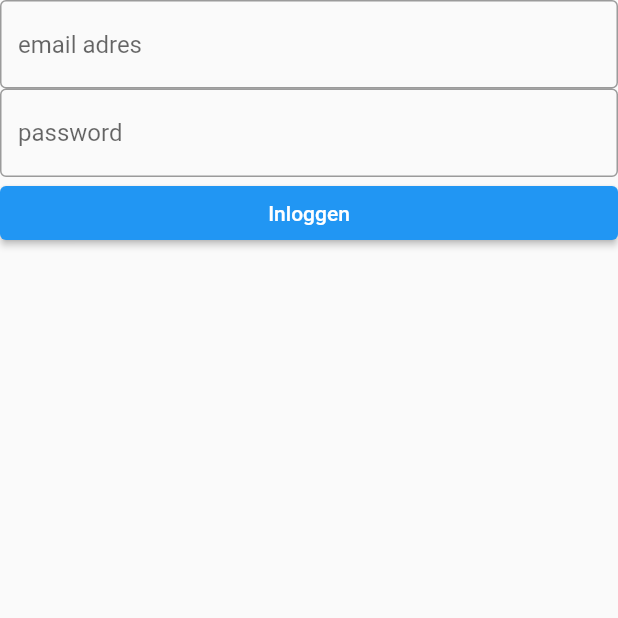
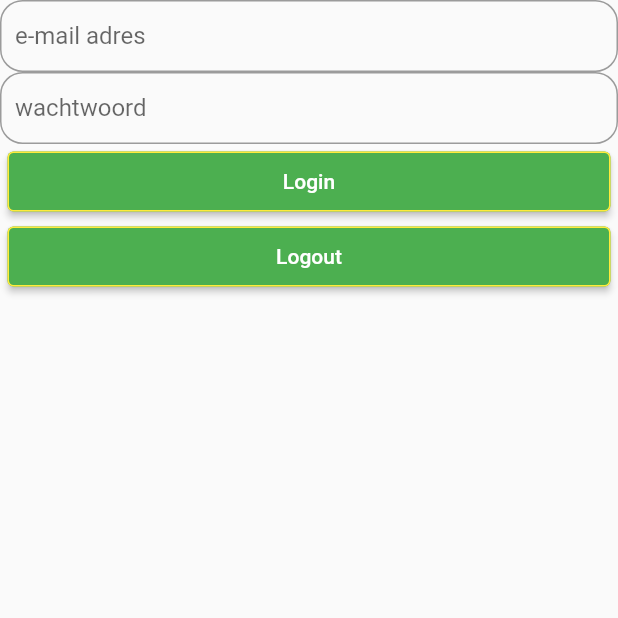
Before and after one commit to ps198840/project_5_app, a Flutter app: the LoginPage screen opened directly, on a phone screen of 412 x 824 dp, the top half of it. Run offline on Flutter 3.47's test engine with Material 2 defaults, Android fonts, the light colour scheme and no system bars; network calls fail.

Commit message:
login en oefeningen tonen

```diff
--- a/lib/pages/login_index.dart
+++ b/lib/pages/login_index.dart
@@ -29,8 +29,20 @@ class _LoginPageState extends State<LoginPage> {
             TextFormField(
               controller: _emailTextController,
               textInputAction: TextInputAction.next,
-              decoration: const InputDecoration(
-                  border: OutlineInputBorder(), hintText: 'email adres'),
+              decoration: InputDecoration(
+                  contentPadding: EdgeInsets.symmetric(vertical: 5.0 , horizontal: 10.0),
+                  focusedBorder: OutlineInputBorder(
+                    borderRadius: BorderRadius.circular(15.0),
+                    borderSide: BorderSide(
+                      color: Colors.green,
+                      width: 2.0,
+                    ),
+                  ),
+                  border: OutlineInputBorder(
+                    borderRadius: BorderRadius.circular(15.0),
+                  ),
+                  hintText: 'e-mail adres'
+              ),
               validator: (value) {
                 if (value == null || value.isEmpty) {
                   return 'Vul emailadres in';
@@ -43,28 +55,64 @@ class _LoginPageState extends State<LoginPage> {
               controller: _passwordTextController,
               textInputAction: TextInputAction.next,
               obscureText: true,
-              decoration: const InputDecoration(
-                  border: OutlineInputBorder(), hintText: 'password'),
+              decoration: InputDecoration(
+                  contentPadding: EdgeInsets.symmetric(vertical: 5.0 , horizontal: 10.0),
+                  focusedBorder: OutlineInputBorder(
+                      borderRadius: BorderRadius.circular(15.0),
+                      borderSide: BorderSide(
+                        color: Colors.green,
+                        width: 2.0,
+                      ),
+                  ),
+                  border: OutlineInputBorder(
+                    borderRadius: BorderRadius.circular(15.0),
+                  ),
+                  hintText: 'wachtwoord'
+              ),
               validator: (value) {
                 if (value == null || value.isEmpty) {
-                  return 'Vul password in';
+                  return 'Vul wachtwoord in';
                 }
                 return null;
               },
             ),
             // submit button
-            ElevatedButton(
-              onPressed: () async {
-                if (_formKey.currentState!.validate()) {
-                  try {
-                    final result = await AuthenticationServices.login(
-                      _emailTextController.text,
-                      _passwordTextController.text,
-                    );
-                  } catch (e) {}
-                }
-              },
-              child: const Text('Inloggen'),
+            Container(
+              child: Container(
+                  height: 50,
+                  padding: const EdgeInsets.fromLTRB(5, 5, 5, 5),
+                  child: ElevatedButton(
+                    style: ElevatedButton.styleFrom(
+                      backgroundColor: Colors.green,
+                        side: const BorderSide(
+                          width: 1.0,
+                          color: Colors.yellow,
+                        )
+                    ),
+                    child: const Text('Login'),
+                    onPressed: () {
+                      attemptLogin(
+                          _emailTextController.text, _passwordTextController.text);
+                    },
+                  )),
+            ),
+            Container(
+              child: Container(
+                  height: 50,
+                  padding: const EdgeInsets.fromLTRB(5, 5, 5, 5),
+                  child: ElevatedButton(
+                    style: ElevatedButton.styleFrom(
+                      backgroundColor: Colors.green,
+                        side: const BorderSide(
+                          width: 1.0,
+                          color: Colors.yellow,
+                        )
+                    ),
+                    child: const Text('Logout'),
+                    onPressed: () {
+                      attemptLogout();
+                    },
+                  )),
             ),
           ],
         ),
@@ -88,4 +136,23 @@ class _LoginPageState extends State<LoginPage> {
     );
     setState(() {});
   }
+  void attemptLogout() async {
+    bool loggedout = await AuthenticationServices.logout();
+
+    if (loggedout) {
+      AlertDialog alert = AlertDialog(
+        title: Text("Alert"),
+        content: Text("Logged out"),
+      );
+
+      showDialog(
+        context: context,
+        builder: (BuildContext context) {
+          return alert;
+        },
+      );
+    }
+
+    setState(() {});
+  }
 }
```
Also changed, not shown: lib/main.dart (+7 -4 lines), lib/pages/oefeningen_index.dart (+33 -16 lines), lib/services/authentication_service.dart (+11 -21 lines), 1 other file.
